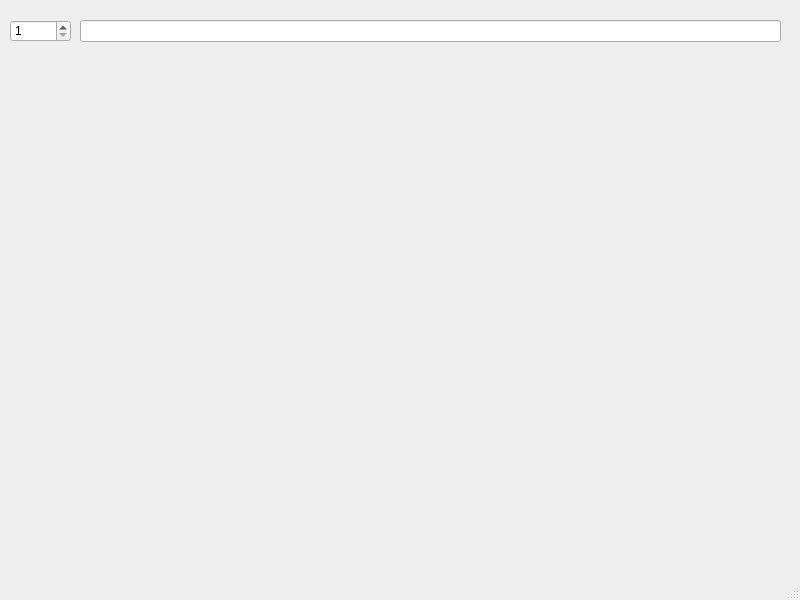
Old version of the form try.ui in the repository alitatici/VisualizationOfCodes.
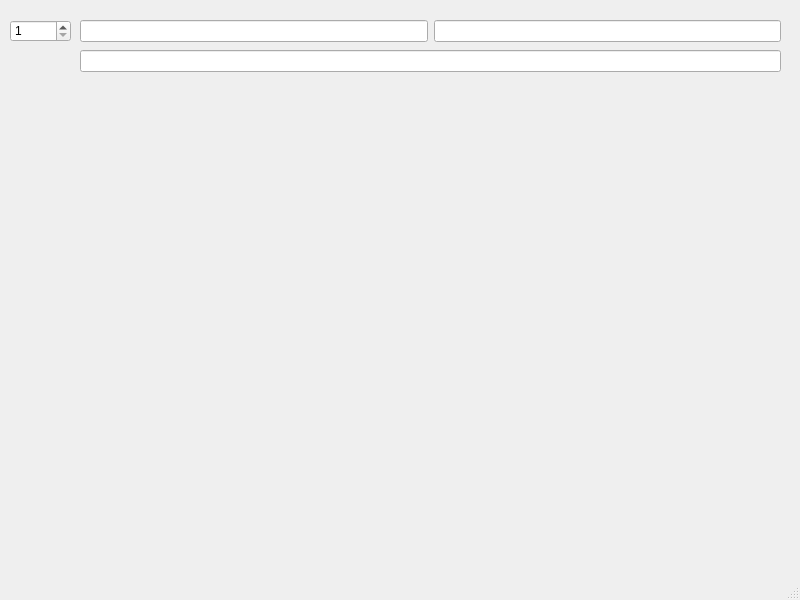
New version of the form.

Patch:
```diff
--- a/try.ui
+++ b/try.ui
@@ -40,11 +40,29 @@
      </rect>
     </property>
     <layout class="QHBoxLayout" name="horizontalLayout">
+     <item>
+      <widget class="QLineEdit" name="lineEdit_2"/>
+     </item>
      <item>
       <widget class="QLineEdit" name="lineEdit"/>
      </item>
     </layout>
    </widget>
+   <widget class="QWidget" name="horizontalLayoutWidget_2">
+    <property name="geometry">
+     <rect>
+      <x>80</x>
+      <y>50</y>
+      <width>701</width>
+      <height>22</height>
+     </rect>
+    </property>
+    <layout class="QHBoxLayout" name="horizontalLayout_2">
+     <item>
+      <widget class="QLineEdit" name="lineEdit_3"/>
+     </item>
+    </layout>
+   </widget>
   </widget>
   <widget class="QMenuBar" name="menubar">
    <property name="geometry">
```
Left out of the diff: 6 changed lines with no effect on the pictures.
